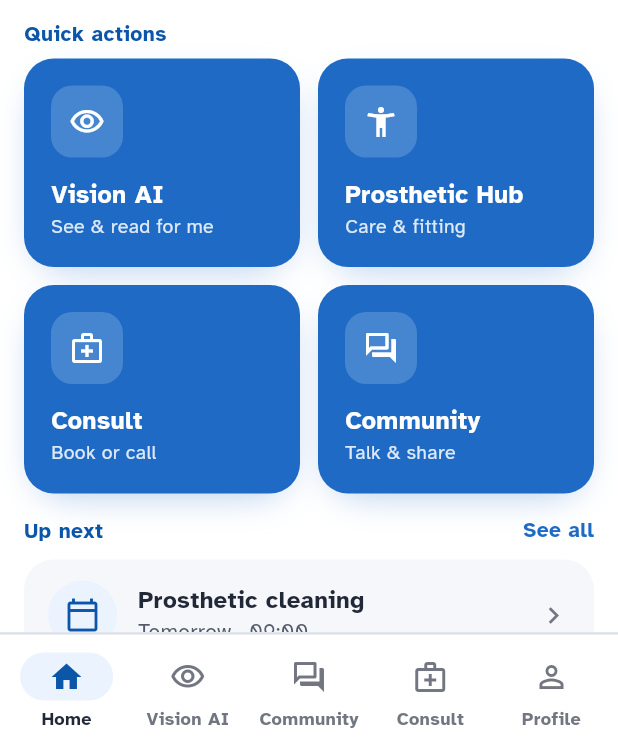
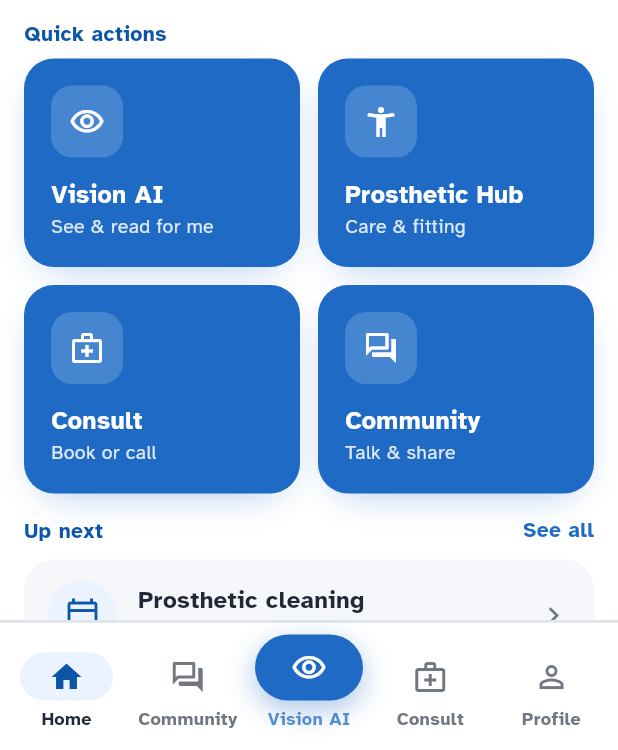
Before and after one commit to Muhammad-Sufyan-901/opto-mobile, a Flutter app: the _HomeView screen opened directly, after a tap on "Home", on a phone screen of 412 x 824 dp, the part 486-1236 px from its top. Run offline on Flutter 3.47's test engine with Material 3 defaults, Android fonts, the phone set to English and light mode, and no system bars; our stand-ins replace app_links, audioplayers, flutter_bloc, flutter_dotenv, flutter_map, flutter_secure_storage and 11 more; missing offline and left inert: ids_elder_rehab_app; accounts and stored records are empty.

Commit message:
feat: redesign bottom navigation bar to include a prominent center button for Vision AI

```diff
--- a/lib/features/connect/presentation/screens/community_home_screen.dart
+++ b/lib/features/connect/presentation/screens/community_home_screen.dart
@@ -77,7 +77,7 @@ class _HomeViewState extends State<_HomeView> {
       },
       child: Scaffold(
         backgroundColor: cs.surface,
-        bottomNavigationBar: const HomeBottomNav(activeTab: 2),
+        bottomNavigationBar: const HomeBottomNav(activeTab: 1),
         floatingActionButton: _ComposeFab(cs: cs),
         floatingActionButtonLocation: FloatingActionButtonLocation.endFloat,
         body: SafeArea(
--- a/lib/features/connect/presentation/screens/community_screen.dart
+++ b/lib/features/connect/presentation/screens/community_screen.dart
@@ -109,7 +109,7 @@ class _CommunityViewState extends State<_CommunityView> {
       },
       child: Scaffold(
         backgroundColor: cs.surface,
-        bottomNavigationBar: const HomeBottomNav(activeTab: 2),
+        bottomNavigationBar: const HomeBottomNav(activeTab: 1),
         floatingActionButton: _ComposeFab(cs: cs),
         floatingActionButtonLocation: FloatingActionButtonLocation.endFloat,
         body: SafeArea(
--- a/lib/features/home/presentation/widgets/home_bottom_nav.dart
+++ b/lib/features/home/presentation/widgets/home_bottom_nav.dart
@@ -7,22 +7,21 @@ import 'package:opto/core/themes/app_custom_colors.dart';
 
 /// Persistent bottom navigation bar for the Opto Home screen — **M3 pill** style.
 ///
-/// 5 tabs: Home · Vision AI · Community · Consult · Profile.
-/// Active tab: 62×32 radius-16 pill with [blueTint] background, [cs.secondary]
-/// icon, and [cs.onSurface] label. Inactive tabs use [ink3] for both.
-/// Top border: `outlineVariant` (--ov).
+/// 5 tabs: Home · Community · Vision AI (center) · Consult · Profile.
+/// Vision AI occupies the bold center slot — filled blue pill, white icon,
+/// drop shadow — styled like a Threads-style add button.
+/// Active standard tab: 62×32 radius-16 pill with [blueTint] background.
+/// Inactive tabs use [ink3] for icon and label.
 ///
 /// Icon is always paired with a visible text label — never colour-only,
 /// per `CLAUDE.md` accessibility rules and `design_system.md §9`.
-///
-/// Design: `.nav`, `.nav-item`, `.nav-pill`, `.nav-lbl`
-/// in `Android Home Dashboard.html` (V1 Card Stack).
 class HomeBottomNav extends StatelessWidget {
   const HomeBottomNav({super.key, this.activeTab = 0});
 
   /// Zero-based index of the currently active tab.
   final int activeTab;
 
+  // Vision AI is index 2 (center).
   static const List<_TabItem> _tabs = [
     _TabItem(
       label: 'Home',
@@ -31,16 +30,17 @@ class HomeBottomNav extends StatelessWidget {
       route: AppRoutes.home,
     ),
     _TabItem(
+      label: 'Community',
+      icon: Icons.forum_outlined,
+      activeIcon: Icons.forum,
+      route: AppRoutes.community,
+    ),
+    _TabItem(
       label: 'Vision AI',
       icon: Icons.visibility_outlined,
       activeIcon: Icons.visibility,
       route: AppRoutes.visionAi,
-    ),
-    _TabItem(
-      label: 'Community',
-      icon: Icons.forum_outlined,
-      activeIcon: Icons.forum,
-      route: AppRoutes.community,
+      isCenter: true,
     ),
     _TabItem(
       label: 'Consult',
@@ -69,27 +69,39 @@ class HomeBottomNav extends StatelessWidget {
 
     return Container(
       decoration: BoxDecoration(
-        // sc2 (nav / bottom bar) = surface in V1.
         color: cs.surface,
         border: Border(top: BorderSide(color: divider, width: 1.5)),
       ),
-      padding: const EdgeInsets.fromLTRB(4, 12, 4, 14),
+      padding: const EdgeInsets.fromLTRB(4, 8, 4, 14),
       child: Row(
+        crossAxisAlignment: CrossAxisAlignment.end,
         children: List.generate(total, (i) {
+          final tab = _tabs[i];
           final bool active = i == activeTab;
+
+          if (tab.isCenter) {
+            return _CenterVisionAiButton(
+              tab: tab,
+              active: active,
+              index: i,
+              total: total,
+              cs: cs,
+            );
+          }
+
           final Color iconColor = active ? cs.secondary : inactive;
           final Color labelColor = active ? cs.onSurface : inactive;
 
           return Expanded(
             child: Semantics(
-              label: '${_tabs[i].label} tab ${i + 1} of $total',
+              label: '${tab.label} tab ${i + 1} of $total',
               button: true,
               selected: active,
               child: GestureDetector(
                 onTap: () {
-                  announce(context, '${_tabs[i].label} tab ${i + 1} of $total');
+                  announce(context, '${tab.label} tab ${i + 1} of $total');
                   HapticPatterns.tabNav();
-                  context.go(_tabs[i].route.path);
+                  context.go(tab.route.path);
                 },
                 child: Column(
                   mainAxisSize: MainAxisSize.min,
@@ -105,20 +117,16 @@ class HomeBottomNav extends StatelessWidget {
                           borderRadius: BorderRadius.circular(16),
                         ),
                         child: Icon(
-                          active
-                              ? _tabs[i].activeIcon
-                              : _tabs[i].icon,
+                          active ? tab.activeIcon : tab.icon,
                           size: 24,
                           color: iconColor,
                         ),
                       ),
                     ),
-
                     const SizedBox(height: 5),
-
                     ExcludeSemantics(
                       child: Text(
-                        _tabs[i].label,
+                        tab.label,
                         style: TextStyle(
                           fontSize: 12,
                           fontWeight: FontWeight.w600,
@@ -138,6 +146,83 @@ class HomeBottomNav extends StatelessWidget {
   }
 }
 
+// ── Center Vision AI bold button ─────────────────────────────────────────────
+
+class _CenterVisionAiButton extends StatelessWidget {
+  const _CenterVisionAiButton({
+    required this.tab,
+    required this.active,
+    required this.index,
+    required this.total,
+    required this.cs,
+  });
+
+  final _TabItem tab;
+  final bool active;
+  final int index;
+  final int total;
+  final ColorScheme cs;
+
+  @override
+  Widget build(BuildContext context) {
+    return Expanded(
+      child: Semantics(
+        label: '${tab.label} tab ${index + 1} of $total',
+        button: true,
+        selected: active,
+        child: GestureDetector(
+          onTap: () {
+            announce(context, '${tab.label} tab ${index + 1} of $total');
+            HapticPatterns.tabNav();
+            context.go(tab.route.path);
+          },
+          child: Column(
+            mainAxisSize: MainAxisSize.min,
+            children: [
+              // Bold filled pill — Threads-style center button.
+              ExcludeSemantics(
+                child: AnimatedContainer(
+                  duration: const Duration(milliseconds: 200),
+                  width: 72,
+                  height: 44,
+                  decoration: BoxDecoration(
+                    color: cs.primary,
+                    borderRadius: BorderRadius.circular(22),
+                    boxShadow: [
+                      BoxShadow(
+                        color: cs.primary.withValues(alpha: 0.38),
+                        blurRadius: 16,
+                        offset: const Offset(0, 6),
+                      ),
+                    ],
+                  ),
+                  child: Icon(
+                    active ? tab.activeIcon : tab.icon,
+                    size: 24,
+                    color: Colors.white,
+                  ),
+                ),
+              ),
+              const SizedBox(height: 5),
+              ExcludeSemantics(
+                child: Text(
+                  tab.label,
+                  style: TextStyle(
+                    fontSize: 12,
+                    fontWeight: FontWeight.w800,
+                    color: active ? cs.primary : cs.primary.withValues(alpha: 0.75),
+                    height: 1.2,
+                  ),
+                ),
+              ),
+            ],
+          ),
+        ),
+      ),
+    );
+  }
+}
+
 // ── Private data class ───────────────────────────────────────────────────────
 
 class _TabItem {
@@ -145,11 +230,13 @@ class _TabItem {
   final IconData icon;
   final IconData activeIcon;
   final AppRoute route;
+  final bool isCenter;
 
   const _TabItem({
     required this.label,
     required this.icon,
     required this.activeIcon,
     required this.route,
+    this.isCenter = false,
   });
 }
```
